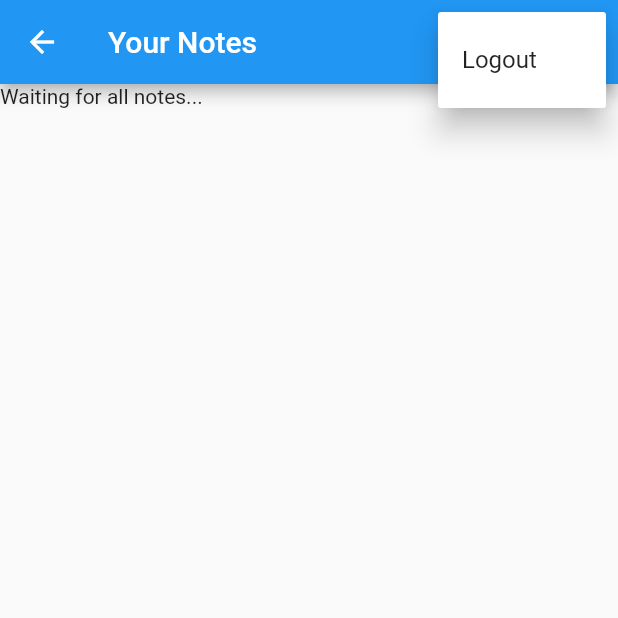
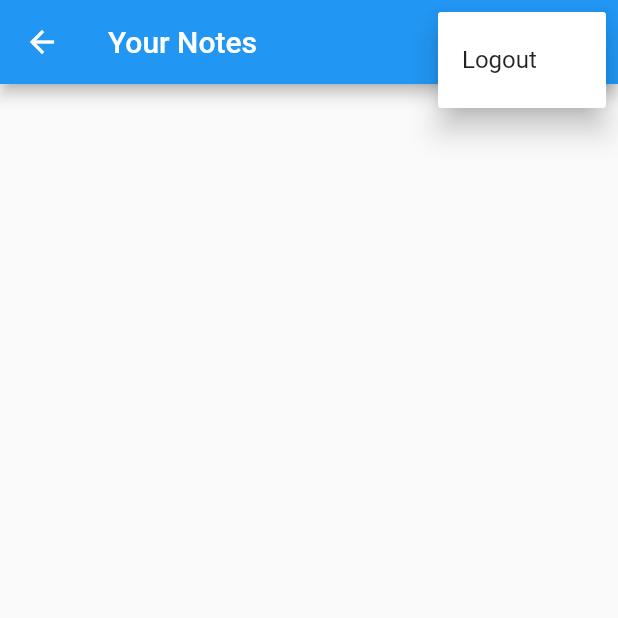
Before and after one commit to elena-bianca312/Flutter-App, a Flutter app: the NotesView screen opened by its route, after a tap on the "more vert" icon, on a phone screen of 412 x 824 dp, the top half of it. Run offline on Flutter 3.47's test engine with Material 2 defaults, Android fonts, the phone set to English and light mode, and no system bars; our stand-ins replace firebase_auth, firebase_core, sqflite; accounts and stored records are empty.

Commit message:
Display individual notes in all notes view

```diff
--- a/lib/services/crud/notes_service.dart
+++ b/lib/services/crud/notes_service.dart
@@ -14,10 +14,16 @@ class NotesService {
 
   // Making this a singleton class
   static final NotesService _shared = NotesService._sharedInstance();
-  NotesService._sharedInstance();
+  NotesService._sharedInstance() {
+    _notesStreamController = StreamController<List<DatabaseNote>>.broadcast(
+      onListen: () {
+        _notesStreamController.sink.add(_notes);
+      }
+    );
+  }
   factory NotesService() => _shared;
 
-  final _notesStreamController = StreamController<List<DatabaseNote>>.broadcast();
+  late final StreamController<List<DatabaseNote>> _notesStreamController;
 
   Stream<List<DatabaseNote>> get allNotes => _notesStreamController.stream;
 
--- a/lib/views/notes/notes_view.dart
+++ b/lib/views/notes/notes_view.dart
@@ -23,11 +23,11 @@ class _NotesViewState extends State<NotesView> {
     super.initState();
   }
 
-  @override
-  void dispose() {
-    _notesService.close();
-    super.dispose();
-  }
+  // @override
+  // void dispose() {
+  //   _notesService.close();
+  //   super.dispose();
+  // }
 
   @override
   Widget build(BuildContext context) {
@@ -74,7 +74,25 @@ class _NotesViewState extends State<NotesView> {
                   switch (snapshot.connectionState) {
                     case ConnectionState.waiting:
                     case ConnectionState.active:
-                      return const Text('Waiting for all notes...');
+                      if (snapshot.hasData) {
+                        final allNotes = snapshot.data as List<DatabaseNote>;
+                        return ListView.builder(
+                          itemCount: allNotes.length,
+                          itemBuilder: (context, index) {
+                            final note = allNotes[index];
+                            return ListTile(
+                              title: Text(note.text, maxLines: 1, softWrap: true, overflow: TextOverflow.ellipsis),
+                              onTap: () {
+                                Navigator.of(context).pushNamed(
+                                  newNoteRoute,
+                                  arguments: note,
+                                );
+                              },
+                            );
+                          });
+                      } else {
+                        return const CircularProgressIndicator();
+                      }
                     default:
                       return const Center(child: CircularProgressIndicator());
                   }
```
